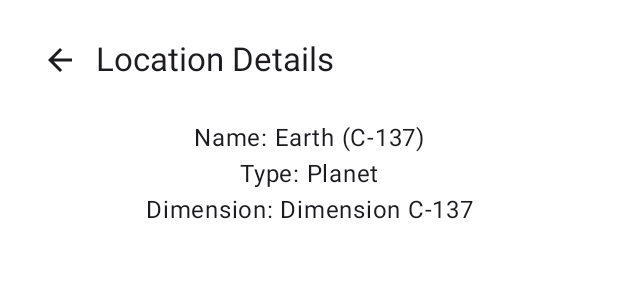
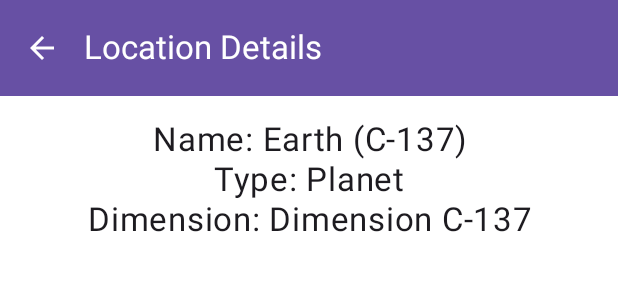
Before and after one commit to adrianap0607/RickandMorty, an Android app built with Jetpack Compose: the @Preview function PreviewLocationDetailScreen, on a phone screen of 412 x 824 dp. Shown: the top 300 px of the screen. Run offline under Robolectric (Android 15) with nearby library versions, the phone set to English and light mode, and no system bars.

Commit message:
Ajustes pantallas

```diff
--- a/Laboratorio8/app/src/main/java/com/example/MainActivity.kt
+++ b/Laboratorio8/app/src/main/java/com/example/MainActivity.kt
@@ -1,4 +1,4 @@
-package com.example.laboratorio9
+package com.example
 import android.os.Bundle
 import androidx.activity.ComponentActivity
 import androidx.activity.compose.setContent
--- a/Laboratorio8/app/src/main/java/com/example/laboratorio9/characters/characterScreen.kt
+++ b/Laboratorio8/app/src/main/java/com/example/laboratorio9/characters/characterScreen.kt
@@ -37,7 +37,7 @@ fun CharactersScreen(onCharacterClick: (Int) -> Unit) {
                     Text(text = "Characters", color = Color.White, fontWeight = FontWeight.Bold)
                 },
                 colors = TopAppBarDefaults.topAppBarColors(
-                    containerColor = MaterialTheme.colorScheme.secondary
+                    containerColor = MaterialTheme.colorScheme.primary
                 )
             )
         }
--- a/Laboratorio8/app/src/main/java/com/example/laboratorio9/locationDetails/locationdetailsScreen.kt
+++ b/Laboratorio8/app/src/main/java/com/example/laboratorio9/locationDetails/locationdetailsScreen.kt
@@ -8,19 +8,24 @@ import androidx.compose.material3.IconButton
 import androidx.compose.material3.MaterialTheme
 import androidx.compose.material3.Text
 import androidx.compose.runtime.Composable
-import androidx.compose.ui.Alignment
 import androidx.compose.ui.Modifier
 import androidx.compose.ui.text.style.TextAlign
 import androidx.compose.ui.tooling.preview.Preview
 import androidx.compose.ui.unit.dp
+import androidx.compose.ui.unit.sp
 import com.example.laboratorio9.locationinformation.LocationDb
 import com.example.laboratorio9.ui.theme.laboratorio9Theme
+import androidx.compose.material3.TopAppBar
+import androidx.compose.material3.TopAppBarDefaults
+import androidx.compose.material3.ExperimentalMaterial3Api
 
 @Composable
 fun LocationDetailRoute(locationId: Int, onBackClick: () -> Unit){
     LocationDetailScreen(locationId = locationId, onBackClick = onBackClick)
 }
 
+
+@OptIn(ExperimentalMaterial3Api::class)
 @Composable
 fun LocationDetailScreen(locationId: Int, onBackClick: () -> Unit) {
     val locationDb = LocationDb()
@@ -29,36 +34,39 @@ fun LocationDetailScreen(locationId: Int, onBackClick: () -> Unit) {
     Column(
         modifier = Modifier
             .fillMaxSize()
-            .padding(16.dp)
+
     ) {
-        Box(modifier = Modifier.fillMaxWidth()){
-            Row(modifier = Modifier.fillMaxWidth(),
-                verticalAlignment = Alignment.CenterVertically) {
+
+
+        TopAppBar(
+            modifier = Modifier.fillMaxWidth(),
+            title = {
+                Text(
+                    text = "Location Details",
+                    style = MaterialTheme.typography.titleLarge,
+                    color = MaterialTheme.colorScheme.onPrimary
+                )
+            },
+            navigationIcon = {
                 IconButton(onClick = onBackClick) {
                     Icon(
                         imageVector = Icons.Default.ArrowBack,
                         contentDescription = "Back",
-                        tint = MaterialTheme.colorScheme.onBackground
+                        tint = MaterialTheme.colorScheme.onPrimary
                     )
                 }
-
-
-                Text(
-                    text = "Location Details",
-                    style = MaterialTheme.typography.titleLarge,
-                    color = MaterialTheme.colorScheme.onBackground,
-
-                    )
-
-            }
-
-        }
+            },
+            colors = TopAppBarDefaults.topAppBarColors(
+                containerColor = MaterialTheme.colorScheme.primary
+            )
+        )
 
         Spacer(modifier = Modifier.height(16.dp))
 
+
         Text(
             text = "Name: ${location.name}",
-            style = MaterialTheme.typography.bodyLarge,
+            style = MaterialTheme.typography.bodyLarge.copy(fontSize = 22.sp),
             color = MaterialTheme.colorScheme.onSurface,
             modifier = Modifier.fillMaxWidth(),
             textAlign = TextAlign.Center
@@ -66,7 +74,7 @@ fun LocationDetailScreen(locationId: Int, onBackClick: () -> Unit) {
 
         Text(
             text = "Type: ${location.type}",
-            style = MaterialTheme.typography.bodyLarge,
+            style = MaterialTheme.typography.bodyLarge.copy(fontSize = 22.sp),
             color = MaterialTheme.colorScheme.onSurface,
             modifier = Modifier.fillMaxWidth(),
             textAlign = TextAlign.Center
@@ -74,7 +82,7 @@ fun LocationDetailScreen(locationId: Int, onBackClick: () -> Unit) {
 
         Text(
             text = "Dimension: ${location.dimension}",
-            style = MaterialTheme.typography.bodyLarge,
+            style = MaterialTheme.typography.bodyLarge.copy(fontSize = 22.sp),
             color = MaterialTheme.colorScheme.onSurface,
             modifier = Modifier.fillMaxWidth(),
             textAlign = TextAlign.Center
```
Also changed, not shown: Laboratorio8/app/src/main/java/com/example/laboratorio9/location/locationScreen.kt (+40 -12 lines), Laboratorio8/app/src/main/java/com/example/laboratorio9/profile/profileScreen.kt (+27 -10 lines), Laboratorio8/app/src/main/java/com/example/laboratorio9/characterDetails/characterdetailsScreen.kt (line endings or trailing spaces), Laboratorio8/app/src/main/res/drawable/profile.png (added).
